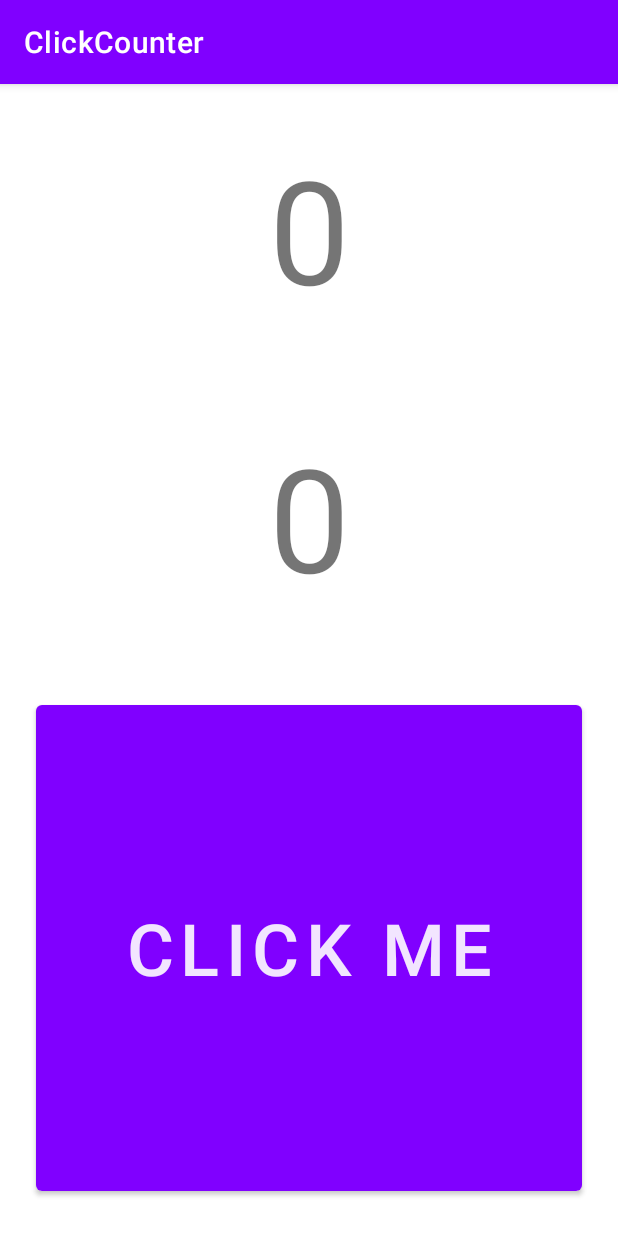
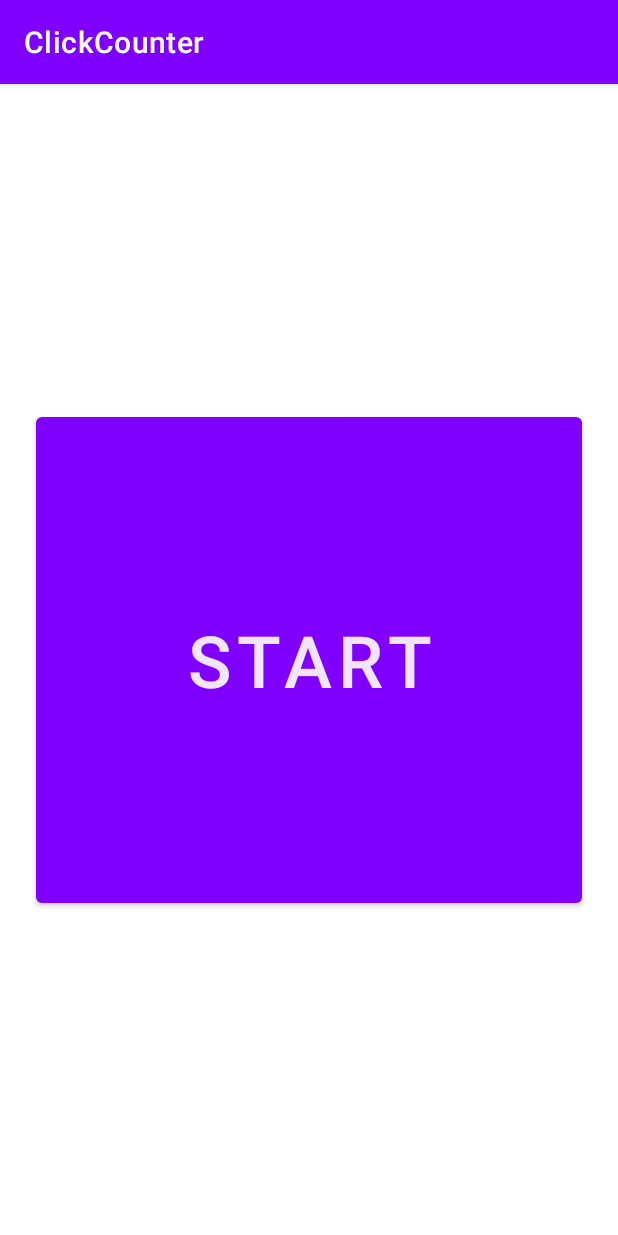
Before and after one commit to IamHARSHDABAS/ClickCounter, an Android app: the screen it shows after launch (MainActivity), on a phone screen of 412 x 824 dp. Run offline under Robolectric (Android 15) with nearby library versions, the phone set to English and light mode, and no system bars.

Commit message:
Added home activity

```diff
--- a/app/src/main/AndroidManifest.xml
+++ b/app/src/main/AndroidManifest.xml
@@ -12,6 +12,9 @@
         android:theme="@style/Theme.ClickCounter"
         tools:targetApi="31">
         <activity
+            android:name=".Clicks"
+            android:exported="false" />
+        <activity
             android:name=".MainActivity"
             android:exported="true">
             <intent-filter>
--- a/app/src/main/java/com/iamharshdabas/clickcounter/MainActivity.kt
+++ b/app/src/main/java/com/iamharshdabas/clickcounter/MainActivity.kt
@@ -1,26 +1,18 @@
 package com.iamharshdabas.clickcounter
 
+import android.content.Intent
 import androidx.appcompat.app.AppCompatActivity
 import android.os.Bundle
 import android.widget.Button
-import android.widget.TextView
 
 class MainActivity : AppCompatActivity() {
     override fun onCreate(savedInstanceState: Bundle?) {
         super.onCreate(savedInstanceState)
         setContentView(R.layout.activity_main)
-        var count = 0
-        val textNumberOfClicks = findViewById<TextView>(R.id.textNumberOfClicks)
-        val textTime = findViewById<TextView>(R.id.textTime)
-        val buttonClick = findViewById<Button>(R.id.buttonClick)
-        val timeStart = System.currentTimeMillis()
-        buttonClick.setOnClickListener {
-            count++
-            textNumberOfClicks.text = "$count"
-            if (count == 69) {
-                textTime.text = "${System.currentTimeMillis() - timeStart}"
-                buttonClick.isEnabled = false
-            }
+        val start = findViewById<Button>(R.id.Start)
+        start.setOnClickListener {
+            val intent = Intent(this, Clicks::class.java)
+            startActivity(intent)
         }
     }
 }
--- a/app/src/main/res/layout/activity_main.xml
+++ b/app/src/main/res/layout/activity_main.xml
@@ -6,61 +6,35 @@
     android:layout_height="match_parent"
     tools:context=".MainActivity">
 
-    <TextView
-        android:id="@+id/textNumberOfClicks"
-        android:layout_width="wrap_content"
-        android:layout_height="wrap_content"
-        android:layout_marginTop="24dp"
-        android:layout_marginBottom="24dp"
-        android:text="@string/count_0"
-        android:textSize="96sp"
-        app:layout_constraintBottom_toTopOf="@+id/guideline"
-        app:layout_constraintEnd_toEndOf="parent"
-        app:layout_constraintStart_toStartOf="parent"
-        app:layout_constraintTop_toTopOf="parent" />
-
-    <androidx.constraintlayout.widget.Guideline
-        android:id="@+id/guideline2"
-        android:layout_width="wrap_content"
-        android:layout_height="wrap_content"
-        android:orientation="horizontal"
-        app:layout_constraintGuide_percent="0.5" />
 
     <Button
-        android:id="@+id/buttonClick"
+        android:id="@+id/Start"
         android:layout_width="0dp"
         android:layout_height="0dp"
         android:layout_marginStart="24dp"
         android:layout_marginTop="24dp"
         android:layout_marginEnd="24dp"
         android:layout_marginBottom="24dp"
-        android:gravity="center"
-        android:text="@string/click_me"
-        android:textAlignment="center"
+        android:text="@string/start"
         android:textSize="48sp"
-        app:layout_constraintBottom_toBottomOf="parent"
+        app:layout_constraintBottom_toTopOf="@+id/guideline3"
         app:layout_constraintEnd_toEndOf="parent"
+        app:layout_constraintHorizontal_bias="0.497"
         app:layout_constraintStart_toStartOf="parent"
-        app:layout_constraintTop_toTopOf="@+id/guideline2" />
+        app:layout_constraintTop_toTopOf="@+id/guideline4"
+        app:layout_constraintVertical_bias="0.418" />
 
     <androidx.constraintlayout.widget.Guideline
-        android:id="@+id/guideline"
+        android:id="@+id/guideline3"
+        android:layout_width="wrap_content"
+        android:layout_height="wrap_content"
+        android:orientation="horizontal"
+        app:layout_constraintGuide_percent="0.75" />
+
+    <androidx.constraintlayout.widget.Guideline
+        android:id="@+id/guideline4"
         android:layout_width="wrap_content"
         android:layout_height="wrap_content"
         android:orientation="horizontal"
         app:layout_constraintGuide_percent="0.25" />
-
-    <TextView
-        android:id="@+id/textTime"
-        android:layout_width="wrap_content"
-        android:layout_height="wrap_content"
-        android:layout_marginTop="24dp"
-        android:layout_marginBottom="24dp"
-        android:text="@string/count_0"
-        android:textSize="96sp"
-        app:layout_constraintBottom_toTopOf="@+id/guideline2"
-        app:layout_constraintEnd_toEndOf="parent"
-        app:layout_constraintStart_toStartOf="parent"
-        app:layout_constraintTop_toTopOf="@+id/guideline" />
-
 </androidx.constraintlayout.widget.ConstraintLayout>
--- a/app/src/main/res/values/strings.xml
+++ b/app/src/main/res/values/strings.xml
@@ -2,4 +2,5 @@
     <string name="app_name">ClickCounter</string>
     <string name="count_0">0</string>
     <string name="click_me">Click ME</string>
+    <string name="start">start</string>
 </resources>
```
Also changed, not shown: app/src/main/java/com/iamharshdabas/clickcounter/Clicks.kt (added, +26 -0 lines), app/src/main/res/layout/activity_clicks.xml (added, +66 -0 lines).
